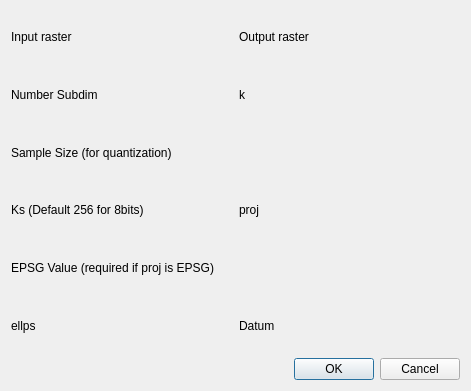
This is pqkmeans_clustering/pqkmeans_clustering_dialog_base.ui in arngolo/pqkmeans-qgis-plugin as Qt 5 draws it before an edit. The edited form follows.
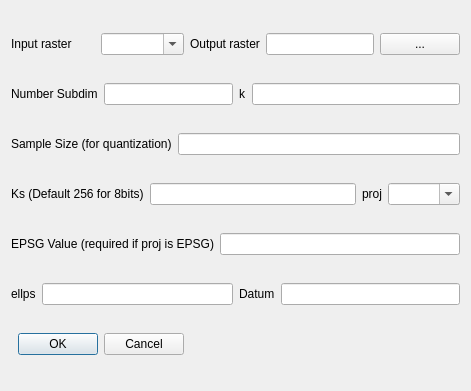
This is the edited form. Custom widgets are drawn as their Qt base class.

Commit message: panel ui update. dropdown options

The edit to the form file:
```diff
--- a/pqkmeans_clustering/pqkmeans_clustering_dialog_base.ui
+++ b/pqkmeans_clustering/pqkmeans_clustering_dialog_base.ui
@@ -15,10 +15,6 @@
   </property>
   <layout class="QGridLayout" name="gridLayout">
    <item row="0" column="0">
-    <layout class="QVBoxLayout" name="verticalLayout">
-     <item>
-      <layout class="QHBoxLayout" name="horizontalLayout_14">
-       <item>
         <layout class="QHBoxLayout" name="horizontalLayout_12">
          <item>
           <widget class="QLabel" name="label">
@@ -28,35 +24,16 @@
           </widget>
          </item>
          <item>
-          <widget class="QgsExternalResourceWidget" name="InputRaster">
-           <property name="enabled">
+      <widget class="QgsMapLayerComboBox" name="mMapLayerComboBox">
+       <property name="editable">
             <bool>true</bool>
            </property>
-           <property name="mouseTracking">
-            <bool>false</bool>
-           </property>
-           <property name="tabletTracking">
-            <bool>false</bool>
-           </property>
-           <property name="toolTip">
-            <string/>
-           </property>
-           <property name="statusTip">
-            <string/>
-           </property>
-           <property name="accessibleName">
-            <string/>
-           </property>
-           <property name="autoFillBackground">
-            <bool>true</bool>
-           </property>
-           <property name="defaultRoot">
-            <string/>
-           </property>
           </widget>
          </item>
         </layout>
        </item>
+   <item row="0" column="1">
+    <layout class="QHBoxLayout" name="horizontalLayout_14">
        <item>
         <layout class="QHBoxLayout" name="horizontalLayout_11">
          <item>
@@ -67,13 +44,20 @@
           </widget>
          </item>
          <item>
-          <widget class="QgsExternalResourceWidget" name="OutputRaster"/>
-         </item>
-        </layout>
+        <widget class="QLineEdit" name="lineEdit"/>
        </item>
       </layout>
      </item>
      <item>
+      <widget class="QPushButton" name="pushButton">
+       <property name="text">
+        <string>...</string>
+       </property>
+      </widget>
+     </item>
+    </layout>
+   </item>
+   <item row="1" column="0" colspan="2">
       <layout class="QHBoxLayout" name="horizontalLayout_10">
        <item>
         <layout class="QHBoxLayout" name="horizontalLayout_8">
@@ -113,7 +97,7 @@
        </item>
       </layout>
      </item>
-     <item>
+   <item row="2" column="0" colspan="2">
       <layout class="QHBoxLayout" name="horizontalLayout_7">
        <item>
         <widget class="QLabel" name="label_6">
@@ -131,7 +115,7 @@
        </item>
       </layout>
      </item>
-     <item>
+   <item row="3" column="0" colspan="2">
       <layout class="QHBoxLayout" name="horizontalLayout_6">
        <item>
         <layout class="QHBoxLayout" name="horizontalLayout_4">
@@ -164,12 +148,9 @@
           </widget>
          </item>
          <item>
-          <widget class="QgsFeaturePickerWidget" name="proj">
-           <property name="mouseTracking">
-            <bool>false</bool>
-           </property>
-           <property name="displayExpression">
-            <string/>
+        <widget class="QComboBox" name="projections">
+         <property name="editable">
+          <bool>true</bool>
            </property>
           </widget>
          </item>
@@ -177,7 +158,7 @@
        </item>
       </layout>
      </item>
-     <item>
+   <item row="4" column="0" colspan="2">
       <layout class="QHBoxLayout" name="horizontalLayout_3">
        <item>
         <widget class="QLabel" name="label_8">
@@ -195,7 +176,7 @@
        </item>
       </layout>
      </item>
-     <item>
+   <item row="5" column="0" colspan="2">
       <layout class="QHBoxLayout" name="horizontalLayout_13">
        <item>
         <layout class="QHBoxLayout" name="horizontalLayout_2">
@@ -235,7 +216,7 @@
        </item>
       </layout>
      </item>
-     <item>
+   <item row="6" column="0">
       <widget class="QDialogButtonBox" name="button_box">
        <property name="orientation">
         <enum>Qt::Horizontal</enum>
@@ -246,25 +227,18 @@
       </widget>
      </item>
     </layout>
-   </item>
-  </layout>
  </widget>
  <customwidgets>
-  <customwidget>
-   <class>QgsExternalResourceWidget</class>
-   <extends></extends>
-   <header>qgsexternalresourcewidget.h</header>
-  </customwidget>
-  <customwidget>
-   <class>QgsFeaturePickerWidget</class>
-   <extends></extends>
-   <header>qgsfeaturepickerwidget.h</header>
-  </customwidget>
   <customwidget>
    <class>QgsFilterLineEdit</class>
-   <extends></extends>
+   <extends>QLineEdit</extends>
    <header>qgsfilterlineedit.h</header>
   </customwidget>
+  <customwidget>
+   <class>QgsMapLayerComboBox</class>
+   <extends>QComboBox</extends>
+   <header>qgsmaplayercombobox.h</header>
+  </customwidget>
  </customwidgets>
  <resources/>
  <connections>
```
Lines whose indentation alone changed are shown as unchanged. The commit also changes 2 other files.
